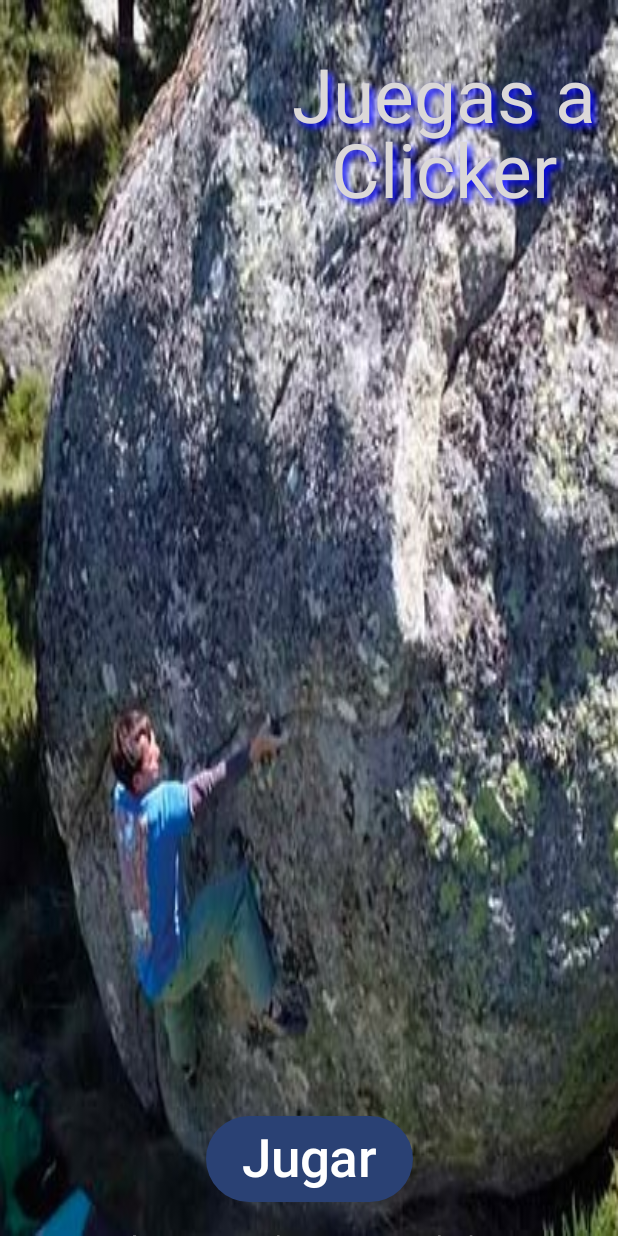
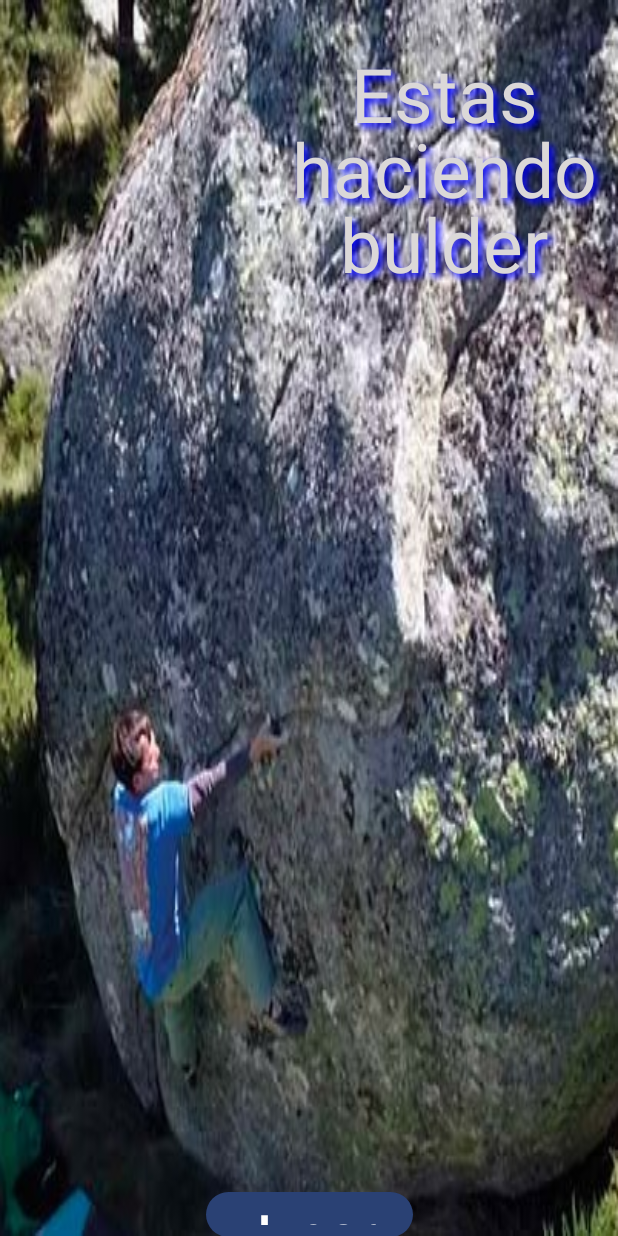
Before and after one commit to JV-CorMo/haciendoClicker, an Android app built with Jetpack Compose: the screen it shows after launch (MainActivity), after a tap on "Jugar", on a phone screen of 412 x 824 dp. Run offline under Robolectric (Android 15) with nearby library versions, the phone set to English and light mode, and no system bars.

```diff
--- a/app/src/main/java/com/example/juegoclicker/MainActivity.kt
+++ b/app/src/main/java/com/example/juegoclicker/MainActivity.kt
@@ -12,6 +12,7 @@ import androidx.compose.foundation.layout.fillMaxHeight
 import androidx.compose.foundation.layout.fillMaxSize
 import androidx.compose.foundation.layout.fillMaxWidth
 import androidx.compose.foundation.layout.padding
+import androidx.compose.foundation.layout.width
 import androidx.compose.material3.Button
 import androidx.compose.material3.MaterialTheme
 import androidx.compose.material3.Scaffold
@@ -64,17 +65,24 @@ fun Greeting(name: String, modifier: Modifier = Modifier) {
     var estado by remember { mutableStateOf(1) };
     var contador by remember { mutableStateOf(0) }
 
-    val imgId = when (estado) {
-        1 -> R.drawable.principal;
-        2 -> R.drawable.boulder3;
-        3 -> R.drawable.everest;
-        4 -> R.drawable.tienda;
-        5 -> R.drawable.desplome;
-        else -> R.drawable.principal;
+
+    val (imgId, titulo) = when (estado) {
+        1 -> Pair(R.drawable.principal, stringResource(R.string.title1));
+        2 -> Pair(R.drawable.boulder3,stringResource(R.string.title2 ));
+        3 -> Pair(R.drawable.everest, stringResource(R.string.title5));
+        4 -> Pair(R.drawable.tienda, stringResource(R.string.title4));
+        5 -> Pair(R.drawable.desplome, stringResource(R.string.title3));
+        else -> Pair(R.drawable.principal, stringResource(R.string.title1));
     }
+
+
+
 
     ArrancarApp(
         imgId = imgId,
+        titulo = titulo,
+        estado = estado,
+        contar = contador,
         onBotonClick = {
             val nuevoEstado = (1..5).random();
             estado = nuevoEstado;
@@ -83,8 +91,6 @@ fun Greeting(name: String, modifier: Modifier = Modifier) {
                 contador++
             }
         },
-        estado = estado,
-        contar = contador
 
     )
 }
@@ -95,7 +101,7 @@ fun ArrancarApp(
     onBotonClick: () -> Unit,
     estado: Int,
     contar: Int,
-
+    titulo: String,
 ){
     var img = painterResource(imgId);
 
@@ -119,7 +125,7 @@ fun ArrancarApp(
                modifier = Modifier.fillMaxHeight(),
             ) {
                 Text(
-                    text = stringResource(R.string.title1),
+                    text = titulo,
                     color = colorResource(id = R.color.miColor),
 
                     modifier = Modifier
--- a/app/src/main/res/values/strings.xml
+++ b/app/src/main/res/values/strings.xml
@@ -2,6 +2,11 @@
     <string name="app_name">JuegoClicker</string>
     <string name="saludo">Hola bienvenido</string>
     <string name="title1">Juegas a Clicker</string>
+    <string name="title2">Estas haciendo bulder</string>
+    <string name="title3">Escalando desplomes que fuerte</string>
+    <string name="title4">Uhh! A dormir</string>
+    <string name="title5">En la cima del Everest</string>
+
     <string name="btnStart">Jugar</string>
 
 </resources>
```
